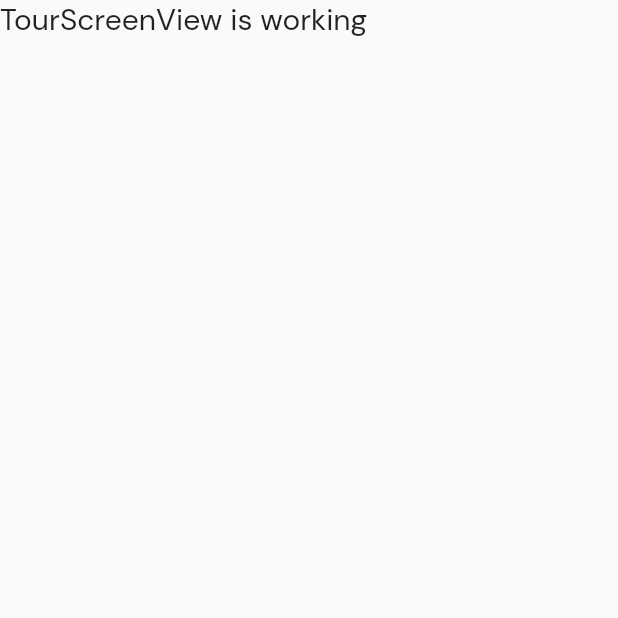
After one commit to AnomMaharjan/everestInsurance, a Flutter app: the TourScreenView screen opened by its route, on a phone screen of 412 x 824 dp, the top half of it. The commit adds this screen. Run offline on Flutter 3.47's test engine with Material 2 defaults, Android fonts, the phone set to English and light mode, and no system bars; our stand-ins replace carousel_slider, flutter_svg, get.

Commit message:
sizes helper added

```diff
--- /dev/null
+++ b/lib/app/modules/tour_screen/views/tour_screen_view.dart
@@ -0,0 +1,22 @@
+import 'package:flutter/material.dart';
+
+import 'package:get/get.dart';
+
+import '../controllers/tour_screen_controller.dart';
+
+class TourScreenView extends GetView<TourScreenController> {
+  @override
+  Widget build(BuildContext context) {
+    return Scaffold(
+
+      body: Container(
+        height: Get.height,
+        width: Get.width,
+        child: Text(
+          'TourScreenView is working',
+          style: TextStyle(fontSize: 20),
+        ),
+      ),
+    );
+  }
+}
--- a/lib/app/routes/app_pages.dart
+++ b/lib/app/routes/app_pages.dart
@@ -8,6 +8,8 @@ import 'package:insurance/app/modules/register_page/bindings/register_page_bindi
 import 'package:insurance/app/modules/register_page/views/register_page_view.dart';
 import 'package:insurance/app/modules/splash_screen/bindings/splash_screen_binding.dart';
 import 'package:insurance/app/modules/splash_screen/views/splash_screen_view.dart';
+import 'package:insurance/app/modules/tour_screen/bindings/tour_screen_binding.dart';
+import 'package:insurance/app/modules/tour_screen/views/tour_screen_view.dart';
 
 part 'app_routes.dart';
 
@@ -37,5 +39,10 @@ class AppPages {
       page: () => RegisterPageView(),
       binding: RegisterPageBinding(),
     ),
+    GetPage(
+      name: _Paths.TOUR_SCREEN,
+      page: () => TourScreenView(),
+      binding: TourScreenBinding(),
+    ),
   ];
 }
--- a/lib/app/routes/app_routes.dart
+++ b/lib/app/routes/app_routes.dart
@@ -9,6 +9,7 @@ abstract class Routes {
   static const LOGIN_PAGE = _Paths.LOGIN_PAGE;
   static const HOME_PAGE = _Paths.HOME_PAGE;
   static const REGISTER_PAGE = _Paths.REGISTER_PAGE;
+  static const TOUR_SCREEN = _Paths.TOUR_SCREEN;
 }
 
 abstract class _Paths {
@@ -17,4 +18,5 @@ abstract class _Paths {
   static const LOGIN_PAGE = '/login-page';
   static const HOME_PAGE = '/home-page';
   static const REGISTER_PAGE = '/register-page';
+  static const TOUR_SCREEN = '/tour-screen';
 }
--- a/pubspec.yaml
+++ b/pubspec.yaml
@@ -12,6 +12,7 @@ dependencies:
     sdk: flutter
   flutter_svg: ^1.0.0
   carousel_slider: ^4.0.0
+  introduction_screen: ^2.1.0
 
 
 dev_dependencies:
```
Also changed, not shown: lib/app/modules/tour_screen/bindings/tour_screen_binding.dart (added, +12 -0 lines), lib/app/modules/tour_screen/controllers/tour_screen_controller.dart (added, +20 -0 lines), lib/app/utils/sizes_helper.dart (added, +16 -0 lines), assets/images/tour_screen.png (added), pubspec.lock.
